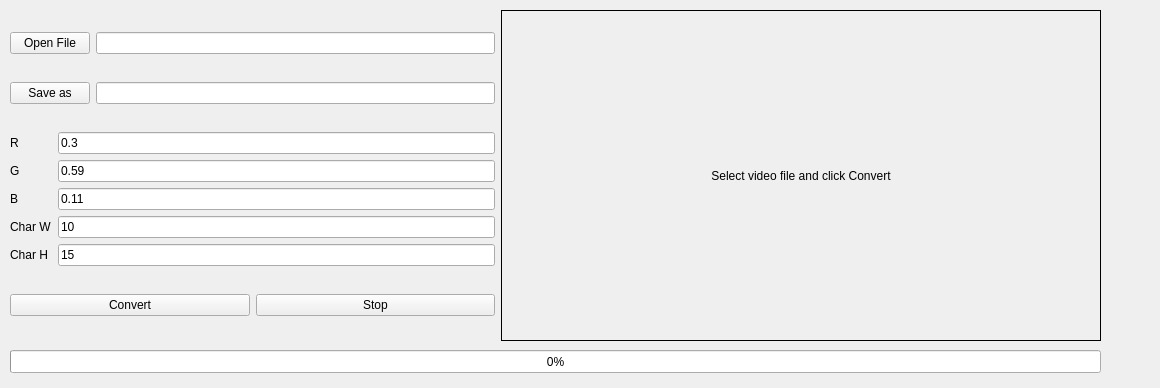
First picture: the form in source/mainwindow.ui, repository ilarionkuleshov/asciiMatrix, before the edit.
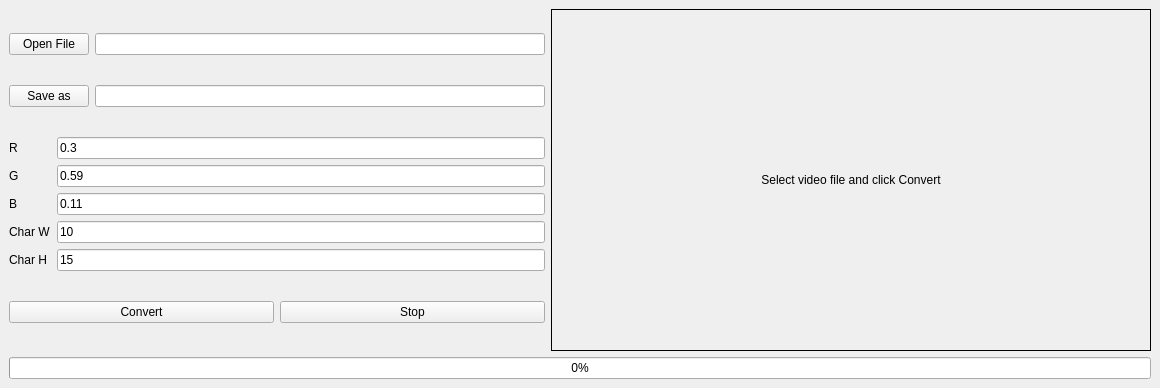
Second picture: the form after the edit.

Commit message: feat: add responsive gui

Patch:
```diff
--- a/source/mainwindow.ui
+++ b/source/mainwindow.ui
@@ -14,16 +14,12 @@
    <string>asciiMatrix</string>
   </property>
   <widget class="QWidget" name="centralwidget">
-   <widget class="QWidget" name="horizontalLayoutWidget">
-    <property name="geometry">
-     <rect>
-      <x>10</x>
-      <y>10</y>
-      <width>1091</width>
-      <height>331</height>
-     </rect>
-    </property>
+   <layout class="QGridLayout" name="gridLayout_2">
+    <item row="0" column="0">
     <layout class="QHBoxLayout" name="horizontalLayout">
+      <property name="sizeConstraint">
+       <enum>QLayout::SetMinAndMaxSize</enum>
+      </property>
      <item>
       <layout class="QVBoxLayout" name="verticalLayout">
        <item>
@@ -199,19 +195,12 @@
       </widget>
      </item>
     </layout>
-   </widget>
+    </item>
+    <item row="1" column="0">
    <widget class="QProgressBar" name="progressBar">
     <property name="enabled">
      <bool>true</bool>
     </property>
-    <property name="geometry">
-     <rect>
-      <x>10</x>
-      <y>350</y>
-      <width>1091</width>
-      <height>23</height>
-     </rect>
-    </property>
     <property name="value">
      <number>0</number>
     </property>
@@ -219,6 +208,8 @@
      <bool>true</bool>
     </property>
    </widget>
+    </item>
+   </layout>
   </widget>
  </widget>
  <resources/>
```
Lines whose indentation alone changed are shown as unchanged.
